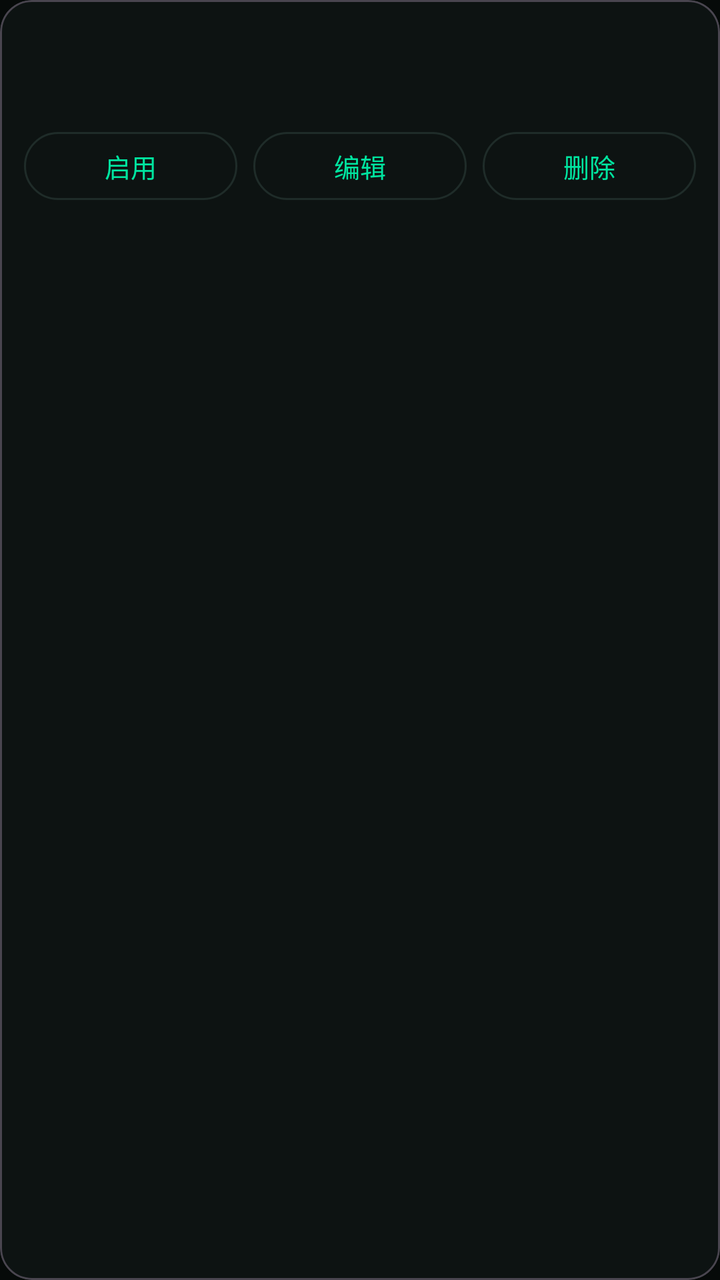
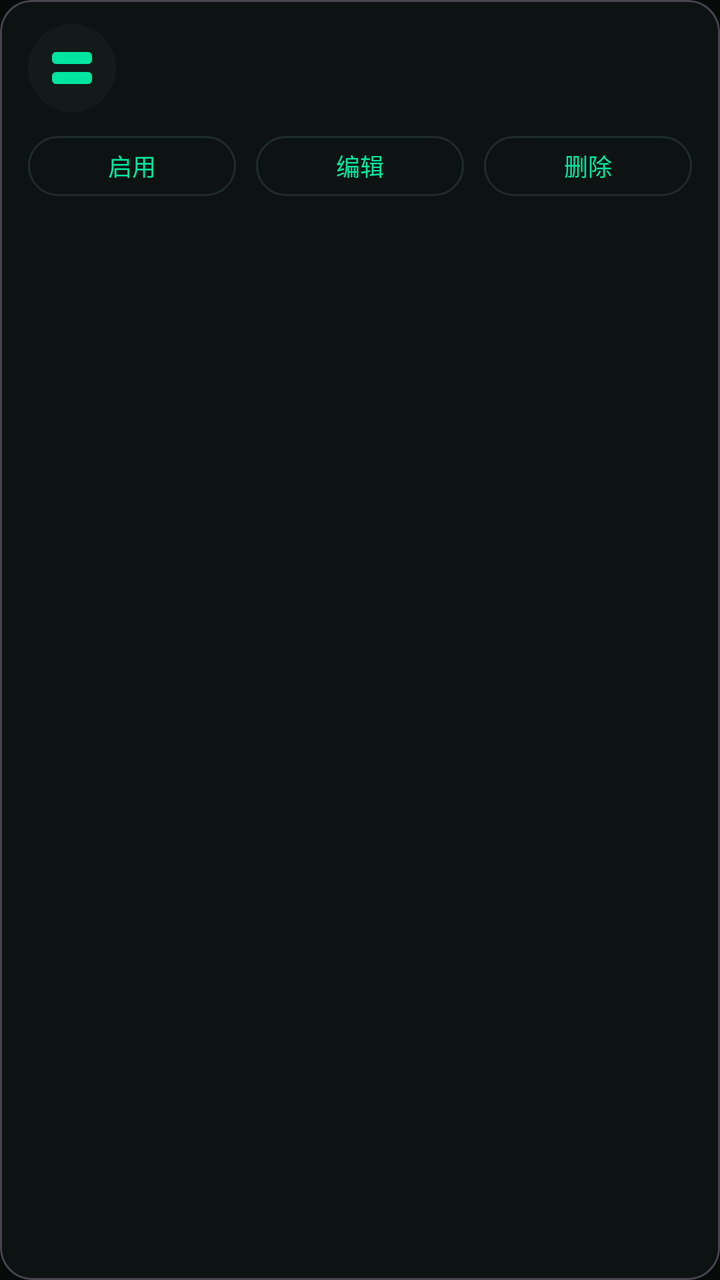

Two renders of the same Android screen: before a commit and after it. Below are the layout's source before the change and the commit's diff.
<!-- AndroidManifest.xml: application theme Theme.TunVPN -->
<!-- res/layout/serverlistitem.xml -->
<?xml version="1.0" encoding="utf-8"?>
<com.google.android.material.card.MaterialCardView
	xmlns:android="http://schemas.android.com/apk/res/android"
	xmlns:app="http://schemas.android.com/apk/res-auto"
	style="@style/Widget.Material3.CardView.Outlined"
	android:layout_width="match_parent"
	android:layout_height="wrap_content"
	app:cardCornerRadius="16dp">
	<LinearLayout
		android:orientation="vertical"
		android:layout_width="match_parent"
		android:layout_height="wrap_content"
		android:padding="12dp">
		<LinearLayout
			android:orientation="horizontal"
			android:layout_width="match_parent"
			android:layout_height="wrap_content"
			android:gravity="center_vertical">
			<TextView
				android:id="@+id/item_name"
				android:layout_width="0dp"
				android:layout_height="wrap_content"
				android:layout_weight="1"
				android:ellipsize="end"
				android:maxLines="1"
				android:textAppearance="?attr/textAppearanceTitleMedium"
				android:textStyle="bold"/>
			<TextView
				android:id="@+id/item_badge"
				android:layout_width="wrap_content"
				android:layout_height="wrap_content"
				android:layout_marginStart="8dp"
				android:text="@string/server_enabled"
				android:textAppearance="?attr/textAppearanceLabelMedium"
				android:textStyle="bold"
				android:visibility="gone"/>
		</LinearLayout>
		<TextView
			android:id="@+id/item_detail"
			android:layout_width="match_parent"
			android:layout_height="wrap_content"
			android:layout_marginTop="4dp"
			android:ellipsize="end"
			android:maxLines="1"
			android:textAppearance="?attr/textAppearanceBodySmall"
			android:textColor="?attr/colorOnSurfaceVariant"/>
		<LinearLayout
			android:orientation="horizontal"
			android:layout_width="match_parent"
			android:layout_height="wrap_content"
			android:layout_marginTop="8dp">
			<com.google.android.material.button.MaterialButton
				android:id="@+id/item_enable"
				style="?attr/materialButtonOutlinedStyle"
				android:layout_width="0dp"
				android:layout_weight="1"
				android:layout_height="wrap_content"
				android:minHeight="42dp"
				android:text="@string/server_enable"
				android:textSize="13sp"/>
			<com.google.android.material.button.MaterialButton
				android:id="@+id/item_edit"
				style="?attr/materialButtonOutlinedStyle"
				android:layout_width="0dp"
				android:layout_weight="1"
				android:layout_height="wrap_content"
				android:layout_marginStart="8dp"
				android:minHeight="42dp"
				android:text="@string/server_edit"
				android:textSize="13sp"/>
			<com.google.android.material.button.MaterialButton
				android:id="@+id/item_delete"
				style="?attr/materialButtonOutlinedStyle"
				android:layout_width="0dp"
				android:layout_weight="1"
				android:layout_height="wrap_content"
				android:layout_marginStart="8dp"
				android:minHeight="42dp"
				android:text="@string/server_delete"
				android:textSize="13sp"/>
		</LinearLayout>
	</LinearLayout>
</com.google.android.material.card.MaterialCardView>
<!-- resources referenced by this layout -->
<resources>
  <string name="server_delete">删除</string>
  <string name="server_edit">编辑</string>
  <string name="server_enable">启用</string>
  <string name="server_enabled">启用中</string>
  <style name="Theme.TunVPN" parent="Theme.Material3.Dark.NoActionBar">
  		<item name="colorPrimary">#00E5A0</item>
  		<item name="colorOnPrimary">#060A09</item>
  		<item name="colorPrimaryContainer">#10261F</item>
  		<item name="colorOnPrimaryContainer">#6CFFD0</item>
  		<item name="colorSecondary">#00E5A0</item>
  		<item name="colorOnSecondary">#060A09</item>
  		<item name="colorSecondaryContainer">#0B2E26</item>
  		<item name="colorOnSecondaryContainer">#6CFFD0</item>
  		<item name="colorError">#FF5C7A</item>
  		<item name="colorOnError">#060A09</item>
  		<item name="colorErrorContainer">#3A1220</item>
  		<item name="colorOnErrorContainer">#FFC2CE</item>
  		<item name="android:colorBackground">#060A09</item>
  		<item name="colorSurface">#0D1312</item>
  		<item name="colorOnSurface">#E4FFF5</item>
  		<item name="colorSurfaceVariant">#131B1A</item>
  		<item name="colorOnSurfaceVariant">#7F9A93</item>
  		<item name="colorSurfaceContainer">#18221F</item>
  		<item name="colorOutline">#1F2C29</item>
  		<item name="android:statusBarColor">@android:color/transparent</item>
  		<item name="android:navigationBarColor">@android:color/transparent</item>
  		<item name="android:windowLightStatusBar">false</item>
  		<item name="android:windowBackground">#060A09</item>
  	</style>
</resources>

<!-- the commit's change to res/layout/serverlistitem.xml (unified diff, before → after) -->
@@ -10,40 +10,71 @@
 		android:orientation="vertical"
 		android:layout_width="match_parent"
 		android:layout_height="wrap_content"
-		android:padding="12dp">
+		android:paddingLeft="14dp"
+		android:paddingRight="14dp"
+		android:paddingTop="12dp"
+		android:paddingBottom="10dp">
 		<LinearLayout
 			android:orientation="horizontal"
 			android:layout_width="match_parent"
 			android:layout_height="wrap_content"
 			android:gravity="center_vertical">
-			<TextView
-				android:id="@+id/item_name"
+			<ImageView
+				android:layout_width="44dp"
+				android:layout_height="44dp"
+				android:background="@drawable/bg_avatar"
+				android:contentDescription="@string/section_server"
+				android:padding="10dp"
+				android:src="@drawable/ic_server"
+				android:tint="?attr/colorPrimary"/>
+			<LinearLayout
+				android:orientation="vertical"
 				android:layout_width="0dp"
 				android:layout_height="wrap_content"
 				android:layout_weight="1"
-				android:ellipsize="end"
-				android:maxLines="1"
-				android:textAppearance="?attr/textAppearanceTitleMedium"
-				android:textStyle="bold"/>
-			<TextView
-				android:id="@+id/item_badge"
-				android:layout_width="wrap_content"
-				android:layout_height="wrap_content"
-				android:layout_marginStart="8dp"
-				android:text="@string/server_enabled"
-				android:textAppearance="?attr/textAppearanceLabelMedium"
-				android:textStyle="bold"
-				android:visibility="gone"/>
+				android:layout_marginStart="12dp">
+				<LinearLayout
+					android:orientation="horizontal"
+					android:layout_width="match_parent"
+					android:layout_height="wrap_content"
+					android:gravity="center_vertical">
+					<TextView
+						android:id="@+id/item_name"
+						android:layout_width="0dp"
+						android:layout_height="wrap_content"
+						android:layout_weight="1"
+						android:ellipsize="end"
+						android:maxLines="1"
+						android:textAppearance="?attr/textAppearanceTitleSmall"
+						android:textStyle="bold"/>
+					<TextView
+						android:id="@+id/item_badge"
+						android:layout_width="wrap_content"
+						android:layout_height="wrap_content"
+						android:layout_marginStart="6dp"
+						android:background="@drawable/bg_chip"
+						android:paddingLeft="6dp"
+						android:paddingRight="6dp"
+						android:paddingTop="1dp"
+						android:paddingBottom="1dp"
+						android:text="@string/server_enabled"
+						android:textColor="?attr/colorOnPrimaryContainer"
+						android:textSize="10sp"
+						android:textStyle="bold"
+						android:visibility="gone"/>
+				</LinearLayout>
+				<TextView
+					android:id="@+id/item_detail"
+					android:layout_width="match_parent"
+					android:layout_height="wrap_content"
+					android:layout_marginTop="3dp"
+					android:ellipsize="middle"
+					android:fontFamily="monospace"
+					android:maxLines="1"
+					android:textAppearance="?attr/textAppearanceBodySmall"
+					android:textColor="?attr/colorOnSurfaceVariant"/>
+			</LinearLayout>
 		</LinearLayout>
-		<TextView
-			android:id="@+id/item_detail"
-			android:layout_width="match_parent"
-			android:layout_height="wrap_content"
-			android:layout_marginTop="4dp"
-			android:ellipsize="end"
-			android:maxLines="1"
-			android:textAppearance="?attr/textAppearanceBodySmall"
-			android:textColor="?attr/colorOnSurfaceVariant"/>
 		<LinearLayout
 			android:orientation="horizontal"
 			android:layout_width="match_parent"
@@ -53,31 +84,34 @@
 				android:id="@+id/item_enable"
 				style="?attr/materialButtonOutlinedStyle"
 				android:layout_width="0dp"
+				android:layout_height="wrap_content"
 				android:layout_weight="1"
-				android:layout_height="wrap_content"
-				android:minHeight="42dp"
+				android:minHeight="38dp"
 				android:text="@string/server_enable"
-				android:textSize="13sp"/>
+				android:textSize="12sp"
+				app:cornerRadius="19dp"/>
 			<com.google.android.material.button.MaterialButton
 				android:id="@+id/item_edit"
 				style="?attr/materialButtonOutlinedStyle"
 				android:layout_width="0dp"
+				android:layout_height="wrap_content"
 				android:layout_weight="1"
-				android:layout_height="wrap_content"
-				android:layout_marginStart="8dp"
-				android:minHeight="42dp"
+				android:layout_marginStart="10dp"
+				android:minHeight="38dp"
 				android:text="@string/server_edit"
-				android:textSize="13sp"/>
+				android:textSize="12sp"
+				app:cornerRadius="19dp"/>
 			<com.google.android.material.button.MaterialButton
 				android:id="@+id/item_delete"
 				style="?attr/materialButtonOutlinedStyle"
 				android:layout_width="0dp"
+				android:layout_height="wrap_content"
 				android:layout_weight="1"
-				android:layout_height="wrap_content"
-				android:layout_marginStart="8dp"
-				android:minHeight="42dp"
+				android:layout_marginStart="10dp"
+				android:minHeight="38dp"
 				android:text="@string/server_delete"
-				android:textSize="13sp"/>
+				android:textSize="12sp"
+				app:cornerRadius="19dp"/>
 		</LinearLayout>
 	</LinearLayout>
 </com.google.android.material.card.MaterialCardView>
<!-- resource entries referenced after the edit -->
@@ -1,5 +1,33 @@
 <!-- resources referenced by this layout -->
 <resources>
+  <!-- drawable bg_avatar (drawable) -->
+  <?xml version="1.0" encoding="utf-8"?>
+  <shape xmlns:android="http://schemas.android.com/apk/res/android"
+  	android:shape="oval">
+  	<solid android:color="?attr/colorSurfaceVariant"/>
+  </shape>
+  <!-- drawable bg_chip (drawable) -->
+  <?xml version="1.0" encoding="utf-8"?>
+  <shape xmlns:android="http://schemas.android.com/apk/res/android"
+  	android:shape="rectangle">
+  	<solid android:color="?attr/colorPrimaryContainer"/>
+  	<corners android:radius="6dp"/>
+  </shape>
+  <!-- drawable ic_server (drawable) -->
+  <?xml version="1.0" encoding="utf-8"?>
+  <vector xmlns:android="http://schemas.android.com/apk/res/android"
+  	android:width="24dp"
+  	android:height="24dp"
+  	android:viewportWidth="24"
+  	android:viewportHeight="24">
+  	<path
+  		android:fillColor="?attr/colorControlNormal"
+  		android:pathData="M4,4h16a2,2 0 0 1 2,2v2a2,2 0 0 1 -2,2H4a2,2 0 0 1 -2,-2V6a2,2 0 0 1 2,-2zM6,6.5h1.5v1.5H6z"/>
+  	<path
+  		android:fillColor="?attr/colorControlNormal"
+  		android:pathData="M4,14h16a2,2 0 0 1 2,2v2a2,2 0 0 1 -2,2H4a2,2 0 0 1 -2,-2v-2a2,2 0 0 1 2,-2zM6,16.5h1.5v1.5H6z"/>
+  </vector>
+  <string name="section_server">Server</string>
   <string name="server_delete">删除</string>
   <string name="server_edit">编辑</string>
   <string name="server_enable">启用</string>
